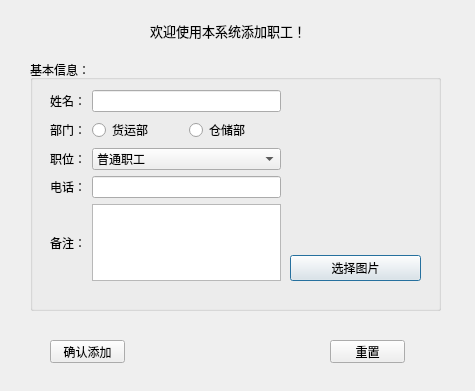
Before: the Qt Designer form sys_add_staff.ui in liwen123cd/curly-tribble, drawn with Qt 5.
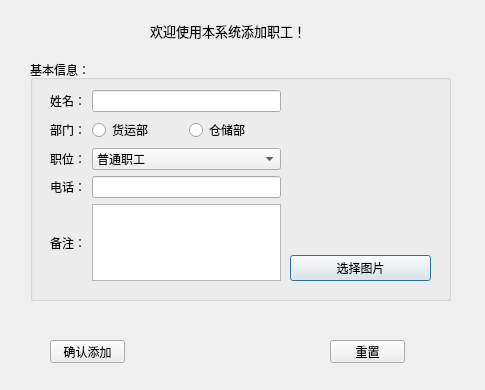
After: the same form once the commit is applied. Icons and pictures are not drawn.

Diff of the .ui file:
```diff
--- a/sys_add_staff.ui
+++ b/sys_add_staff.ui
@@ -6,8 +6,8 @@
    <rect>
     <x>0</x>
     <y>0</y>
-    <width>475</width>
-    <height>391</height>
+    <width>485</width>
+    <height>390</height>
    </rect>
   </property>
   <property name="font">
@@ -23,8 +23,8 @@
     <rect>
      <x>30</x>
      <y>60</y>
-     <width>411</width>
-     <height>251</height>
+     <width>421</width>
+     <height>241</height>
     </rect>
    </property>
    <property name="title">
@@ -35,7 +35,7 @@
      <rect>
       <x>260</x>
       <y>30</y>
-      <width>131</width>
+      <width>141</width>
       <height>191</height>
      </rect>
     </property>
```
Left out of the diff: 3 changed lines with no effect on the pictures.
